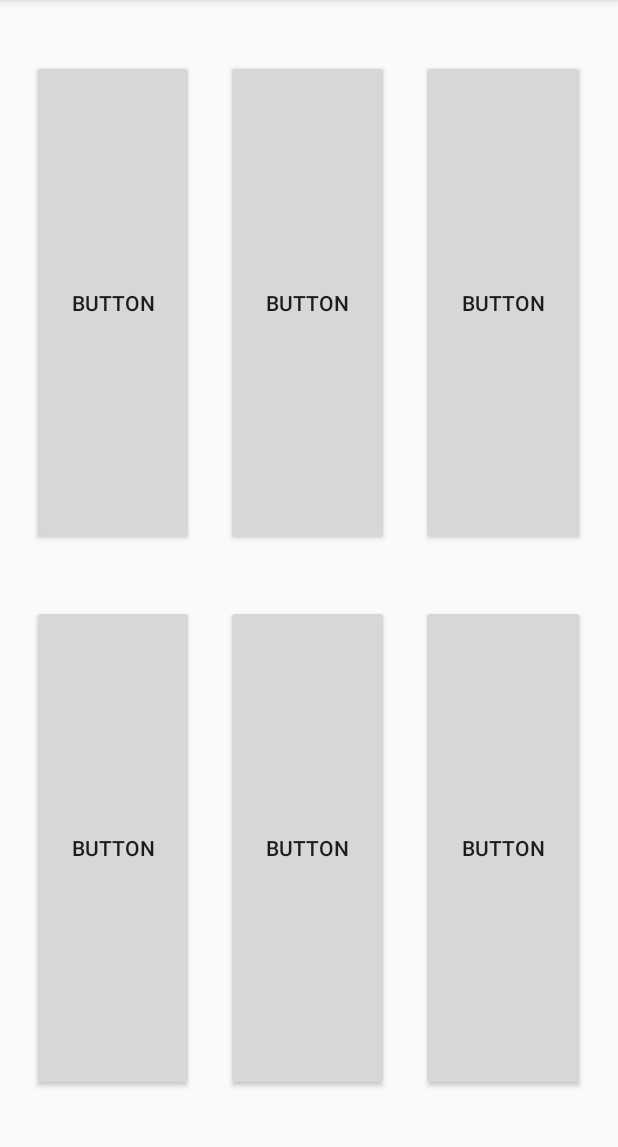
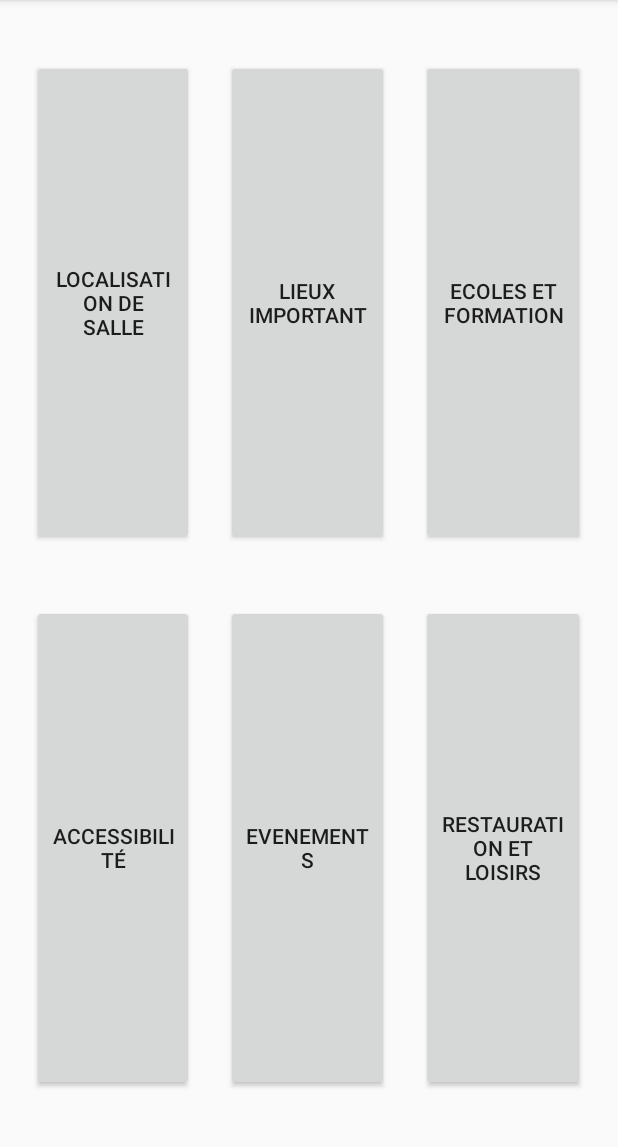
Before and after one commit to Faladus/WorkshopB3, an Android app: the screen it shows after launch (MainActivity), on a phone screen of 412 x 824 dp, the part 84-1231 px from its top. Run offline under Robolectric (Android 15) with nearby library versions, the phone set to English and light mode, and no system bars.

Commit message:
Menu_labels

```diff
--- a/WorkshopB2/app/src/main/res/layout/activity_main.xml
+++ b/WorkshopB2/app/src/main/res/layout/activity_main.xml
@@ -32,7 +32,7 @@
                 android:layout_width="0dp"
                 android:layout_height="match_parent"
                 android:layout_weight="25"
-                android:text="Button" />
+                android:text="Localisation de salle" />
 
             <Space
                 android:layout_width="0dp"
@@ -44,7 +44,7 @@
                 android:layout_width="0dp"
                 android:layout_height="match_parent"
                 android:layout_weight="25"
-                android:text="Button" />
+                android:text="Lieux important" />
 
             <Space
                 android:layout_width="0dp"
@@ -56,7 +56,7 @@
                 android:layout_width="0dp"
                 android:layout_height="match_parent"
                 android:layout_weight="25"
-                android:text="Button" />
+                android:text="Ecoles et formation" />
 
             <Space
                 android:layout_width="0dp"
@@ -85,7 +85,7 @@
                 android:layout_width="0dp"
                 android:layout_height="match_parent"
                 android:layout_weight="25"
-                android:text="Button" />
+                android:text="Accessibilité" />
 
             <Space
                 android:layout_width="0dp"
@@ -97,7 +97,7 @@
                 android:layout_width="0dp"
                 android:layout_height="match_parent"
                 android:layout_weight="25"
-                android:text="Button" />
+                android:text="Evenements" />
 
             <Space
                 android:layout_width="0dp"
@@ -109,7 +109,7 @@
                 android:layout_width="0dp"
                 android:layout_height="match_parent"
                 android:layout_weight="25"
-                android:text="Button" />
+                android:text="Restauration et loisirs" />
 
             <Space
                 android:layout_width="0dp"
```
